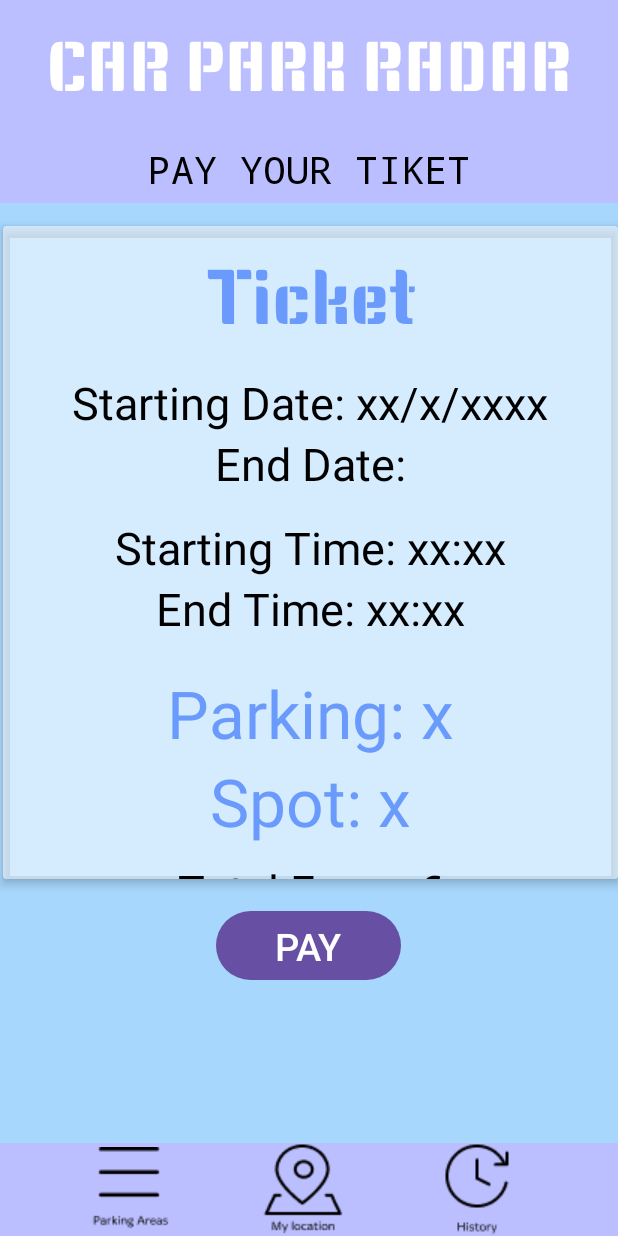
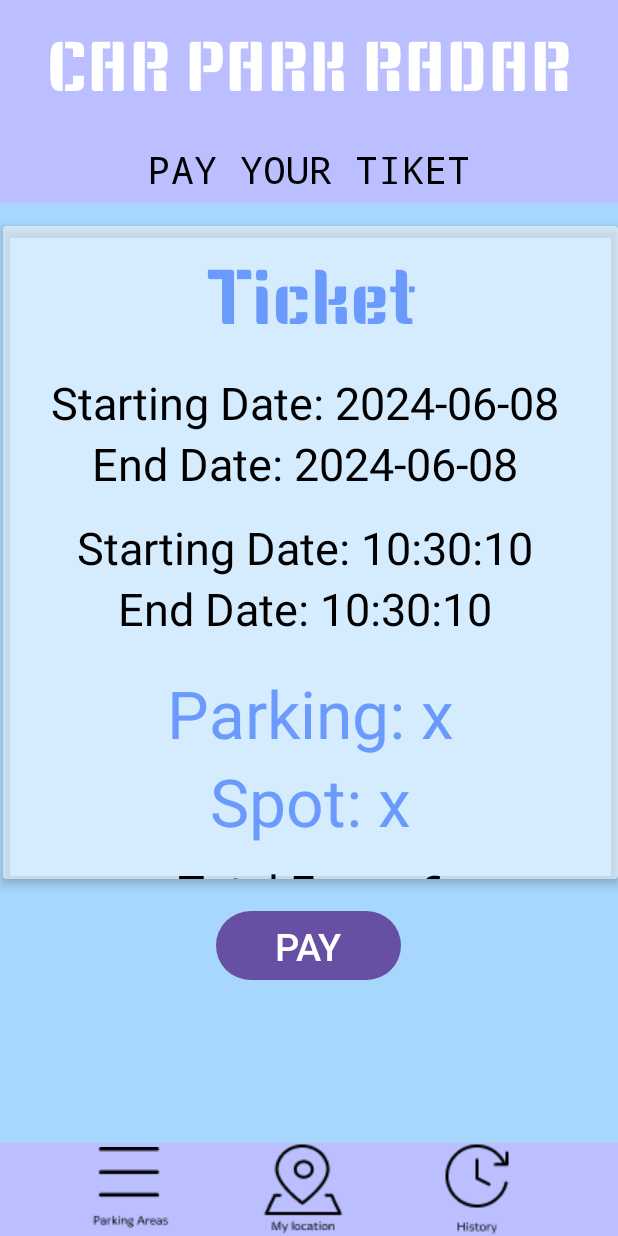
Before and after one commit to LydiaXenaki/parking, an Android app: the MainActivityTicket screen opened directly, with no data from a screen before it, on a phone screen of 412 x 824 dp. Run offline under Robolectric (Android 15) with nearby library versions, the phone set to English and light mode, and no system bars; Roboto replaces fonts that are not available here.

Commit message:
eala thn wra

```diff
--- a/app/src/main/java/com/example/skatoules/MainActivityTicket.java
+++ b/app/src/main/java/com/example/skatoules/MainActivityTicket.java
@@ -1,10 +1,20 @@
 package com.example.skatoules;
+
+import static com.example.skatoules.R.id.end_date;
+import static com.example.skatoules.R.id.end_time;
+import static com.example.skatoules.R.id.start_date;
+import static com.example.skatoules.R.id.start_time;
 
 import androidx.appcompat.app.AppCompatActivity;
 
 import android.content.Intent;
 import android.os.Bundle;
 import android.view.View;
+import android.widget.TextView;
+
+import java.text.SimpleDateFormat;
+import java.util.Date;
+import java.util.Locale;
 
 public class MainActivityTicket extends AppCompatActivity {
 
@@ -12,6 +22,28 @@ public class MainActivityTicket extends AppCompatActivity {
     protected void onCreate(Bundle savedInstanceState) {
         super.onCreate(savedInstanceState);
         setContentView(R.layout.activity_main_ticket);
+
+        TextView starting_date = findViewById(start_date);
+        TextView ending_date = findViewById(end_date);
+        TextView starting_time = findViewById(start_time);
+        TextView ending_time = findViewById(end_time);
+
+        // Format the current date and time
+        SimpleDateFormat sdf = new SimpleDateFormat("yyyy-MM-dd ", Locale.getDefault());
+        String formattedDate = sdf.format(new Date());
+
+        SimpleDateFormat time = new SimpleDateFormat("HH:mm:ss ", Locale.getDefault());
+        String formattedTimeStart = time.format(new Date());
+
+        // Display the formatted date and time
+        starting_date.setText("Starting Date: " + formattedDate);
+        ending_date.setText("End Date: " + formattedDate);
+
+        starting_time.setText("Starting Date: " + formattedTimeStart);
+        ending_time.setText("End Date: " + formattedTimeStart);
+
+
+
     }
 
     public void openHistoryActivity(View view) {
--- a/app/src/main/res/layout/activity_main_ticket.xml
+++ b/app/src/main/res/layout/activity_main_ticket.xml
@@ -66,18 +66,18 @@
                 android:textSize="50dp" />
 
             <TextView
-                android:id="@+id/textView14"
+                android:id="@+id/start_date"
                 android:layout_width="match_parent"
                 android:layout_height="wrap_content"
                 android:layout_marginTop="20dp"
                 android:fontFamily="@font/abhaya_libre"
-                android:text="Starting Date: xx/x/xxxx"
+                android:text="Starting Date: "
                 android:textAlignment="center"
                 android:textColor="@color/black"
                 android:textSize="30dp" />
 
             <TextView
-                android:id="@+id/textView15"
+                android:id="@+id/end_date"
                 android:layout_width="match_parent"
                 android:layout_height="wrap_content"
                 android:fontFamily="@font/abhaya_libre"
@@ -87,7 +87,7 @@
                 android:textSize="30dp" />
 
             <TextView
-                android:id="@+id/textView17"
+                android:id="@+id/start_time"
                 android:layout_width="match_parent"
                 android:layout_height="wrap_content"
                 android:layout_marginTop="15dp"
@@ -98,7 +98,7 @@
                 android:textSize="30dp" />
 
             <TextView
-                android:id="@+id/textView18"
+                android:id="@+id/end_time"
                 android:layout_width="match_parent"
                 android:layout_height="wrap_content"
                 android:fontFamily="@font/abhaya_libre"
```
